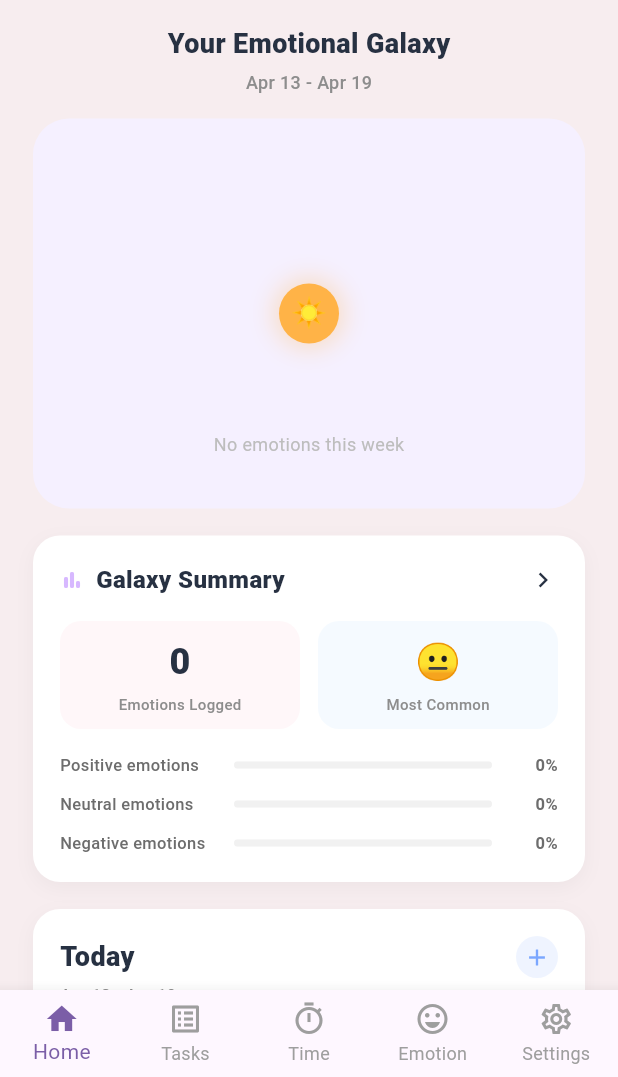
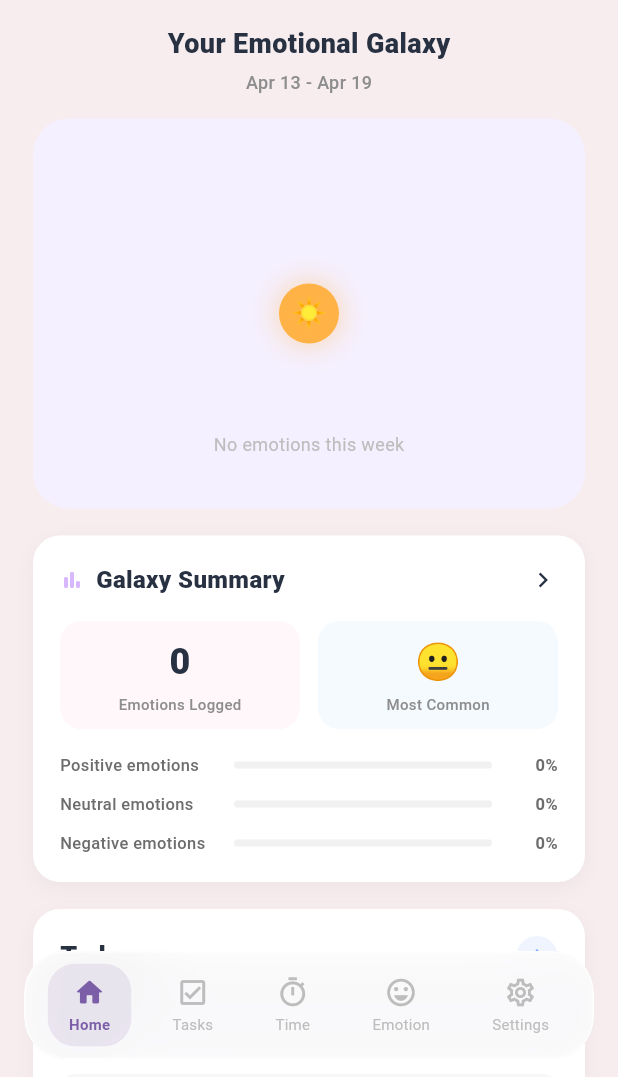
Before and after one commit to winnietnw/ITDS283_Sec2_Group10, a Flutter app: the MainNavigation screen opened by its route, on a phone screen of 412 x 824 dp, the part 159-1236 px from its top. Run offline on Flutter 3.47's test engine with Material 3 defaults, Android fonts, the phone set to English and light mode, and no system bars; our stand-ins replace cloud_firestore, device_info_plus, firebase_auth, firebase_core, firebase_storage, fl_chart and 1 more; missing offline and left inert: network_info_plus; accounts and stored records are empty; Roboto replaces fonts that are missing (Poppins).

Commit message:
fix header & bottom nav bar

```diff
--- a/vibecheck_app/lib/screens/analytics_emotion_screen.dart
+++ b/vibecheck_app/lib/screens/analytics_emotion_screen.dart
@@ -281,7 +281,7 @@ class _AnalyticsEmotionScreenState extends State<AnalyticsEmotionScreen>
                 SliverAppBar(
                   pinned: true,
                   elevation: 0,
-                  backgroundColor: const Color(0xFFE8EEF9),
+                  backgroundColor: Colors.transparent,
                   surfaceTintColor: Colors.transparent,
                   automaticallyImplyLeading: false,
                   toolbarHeight: 112,
--- a/vibecheck_app/lib/screens/emotion_screen.dart
+++ b/vibecheck_app/lib/screens/emotion_screen.dart
@@ -101,7 +101,7 @@ class _EmotionScreenState extends State<EmotionScreen> {
             SliverAppBar(
               pinned: true,
               elevation: 0,
-              backgroundColor: const Color(0xFFE8EEF9),
+              backgroundColor: Colors.transparent,
               surfaceTintColor: Colors.transparent,
               automaticallyImplyLeading: false,
               toolbarHeight: 112, // 🔥 สำคัญ แก้ overflow
--- a/vibecheck_app/lib/screens/home_screen.dart
+++ b/vibecheck_app/lib/screens/home_screen.dart
@@ -276,7 +276,7 @@ class _HomeScreenState extends State<HomeScreen>
                       floating: false,
                       snap: false,
                       elevation: 0,
-                      backgroundColor: const Color(0xFFF7EDEF),
+                      backgroundColor: Colors.transparent,
                       surfaceTintColor: Colors.transparent,
                       automaticallyImplyLeading: false,
                       toolbarHeight: 112,
--- a/vibecheck_app/lib/screens/settings_screen.dart
+++ b/vibecheck_app/lib/screens/settings_screen.dart
@@ -37,7 +37,7 @@ class SettingsScreen extends StatelessWidget {
             SliverAppBar(
               pinned: true,
               elevation: 0,
-              backgroundColor: const Color(0xFFE8E8F8),
+              backgroundColor: Colors.transparent,
               surfaceTintColor: Colors.transparent,
               automaticallyImplyLeading: false,
               toolbarHeight: 112,
--- a/vibecheck_app/lib/widgets/bottom_nav_bar.dart
+++ b/vibecheck_app/lib/widgets/bottom_nav_bar.dart
@@ -1,3 +1,4 @@
+import 'dart:ui';
 import 'package:flutter/material.dart';
 import '../screens/home_screen.dart';
 import '../screens/task_screen.dart';
@@ -14,6 +15,16 @@ class MainNavigation extends StatefulWidget {
 
 class _MainNavigationState extends State<MainNavigation> {
   int _currentIndex = 0;
+
+  // ✅ สีพื้นหลังของแต่ละ tab
+  static const List<Color> _bgColors = [
+    Color(0xFFF7EDEF), // Home — ชมพูอ่อน
+    Color(0xFFF9F5F9), // Tasks — ขาวม่วงอ่อน
+    Color(0xFFE8F5E9), // Timer — เขียวอ่อน
+    Color(0xFFE8EEF9), // Emotion — ฟ้าอ่อน
+    Color(0xFFE8E8F8), // Settings — ม่วงอ่อน
+  ];
+
   final List<Widget> _screens = [
     const HomeScreen(),
     const TaskScreen(),
@@ -24,22 +35,125 @@ class _MainNavigationState extends State<MainNavigation> {
 
   @override
   Widget build(BuildContext context) {
+    final bottomPadding = MediaQuery.of(context).padding.bottom;
+
+    final items = [
+      _NavItem(icon: Icons.home_outlined,           activeIcon: Icons.home_rounded,           label: 'Home'),
+      _NavItem(icon: Icons.check_box_outlined,      activeIcon: Icons.check_box_rounded,      label: 'Tasks'),
+      _NavItem(icon: Icons.timer_outlined,          activeIcon: Icons.timer_rounded,          label: 'Time'),
+      _NavItem(icon: Icons.emoji_emotions_outlined, activeIcon: Icons.emoji_emotions_rounded, label: 'Emotion'),
+      _NavItem(icon: Icons.settings_outlined,       activeIcon: Icons.settings_rounded,       label: 'Settings'),
+    ];
+
     return Scaffold(
-      body: IndexedStack(index: _currentIndex, children: _screens),
-      bottomNavigationBar: BottomNavigationBar(
-        currentIndex: _currentIndex,
-        type: BottomNavigationBarType.fixed,
-        selectedItemColor: const Color(0xFF7B5EA7),
-        unselectedItemColor: Colors.grey,
-        onTap: (index) => setState(() => _currentIndex = index),
-        items: const [
-          BottomNavigationBarItem(icon: Icon(Icons.home_outlined), activeIcon: Icon(Icons.home), label: 'Home'),
-          BottomNavigationBarItem(icon: Icon(Icons.list_alt_outlined), activeIcon: Icon(Icons.list_alt), label: 'Tasks'),
-          BottomNavigationBarItem(icon: Icon(Icons.timer_outlined), activeIcon: Icon(Icons.timer), label: 'Time'),
-          BottomNavigationBarItem(icon: Icon(Icons.emoji_emotions_outlined), activeIcon: Icon(Icons.emoji_emotions), label: 'Emotion'),
-          BottomNavigationBarItem(icon: Icon(Icons.settings_outlined), activeIcon: Icon(Icons.settings), label: 'Settings'),
+      extendBody: true,
+      backgroundColor: _bgColors[_currentIndex], // ✅ เปลี่ยนสีตาม tab
+      body: Stack(
+        children: [
+          // ✅ Screen content
+          IndexedStack(index: _currentIndex, children: _screens),
+
+          // ✅ Floating nav bar
+          Positioned(
+            left: 16,
+            right: 16,
+            bottom: bottomPadding + 12,
+            child: ClipRRect(
+              borderRadius: BorderRadius.circular(28),
+              child: BackdropFilter(
+                filter: ImageFilter.blur(sigmaX: 20, sigmaY: 20),
+                child: Container(
+                  height: 72,
+                  padding: const EdgeInsets.symmetric(horizontal: 8),
+                  decoration: BoxDecoration(
+                    color: Colors.white.withOpacity(0.80),
+                    borderRadius: BorderRadius.circular(28),
+                    border: Border.all(
+                      color: Colors.white.withOpacity(0.6),
+                      width: 1.2,
+                    ),
+                    boxShadow: [
+                      BoxShadow(
+                        color: const Color(0xFF7B5EA7).withOpacity(0.12),
+                        blurRadius: 30,
+                        offset: const Offset(0, 8),
+                      ),
+                      BoxShadow(
+                        color: Colors.black.withOpacity(0.06),
+                        blurRadius: 10,
+                        offset: const Offset(0, 2),
+                      ),
+                    ],
+                  ),
+                  child: Row(
+                    mainAxisAlignment: MainAxisAlignment.spaceAround,
+                    children: List.generate(items.length, (index) {
+                      final item = items[index];
+                      final isActive = _currentIndex == index;
+
+                      return GestureDetector(
+                        onTap: () => setState(() => _currentIndex = index),
+                        behavior: HitTestBehavior.opaque,
+                        child: AnimatedContainer(
+                          duration: const Duration(milliseconds: 250),
+                          curve: Curves.easeOutCubic,
+                          padding: const EdgeInsets.symmetric(horizontal: 14, vertical: 8),
+                          decoration: BoxDecoration(
+                            color: isActive
+                                ? const Color(0xFF7B5EA7).withOpacity(0.12)
+                                : Colors.transparent,
+                            borderRadius: BorderRadius.circular(18),
+                          ),
+                          child: Column(
+                            mainAxisSize: MainAxisSize.min,
+                            children: [
+                              AnimatedSwitcher(
+                                duration: const Duration(milliseconds: 200),
+                                child: Icon(
+                                  isActive ? item.activeIcon : item.icon,
+                                  key: ValueKey(isActive),
+                                  size: 22,
+                                  color: isActive
+                                      ? const Color(0xFF7B5EA7)
+                                      : Colors.grey.shade400,
+                                ),
+                              ),
+                              const SizedBox(height: 3),
+                              Text(
+                                item.label,
+                                style: TextStyle(
+                                  fontSize: 10,
+                                  fontWeight: isActive ? FontWeight.w700 : FontWeight.w400,
+                                  color: isActive
+                                      ? const Color(0xFF7B5EA7)
+                                      : Colors.grey.shade400,
+                                  letterSpacing: 0.2,
+                                ),
+                              ),
+                            ],
+                          ),
+                        ),
+                      );
+                    }),
+                  ),
+                ),
+              ),
+            ),
+          ),
         ],
       ),
     );
   }
 }
+
+class _NavItem {
+  final IconData icon;
+  final IconData activeIcon;
+  final String label;
+
+  const _NavItem({
+    required this.icon,
+    required this.activeIcon,
+    required this.label,
+  });
+}
```
Also changed, not shown: 5 other files.
